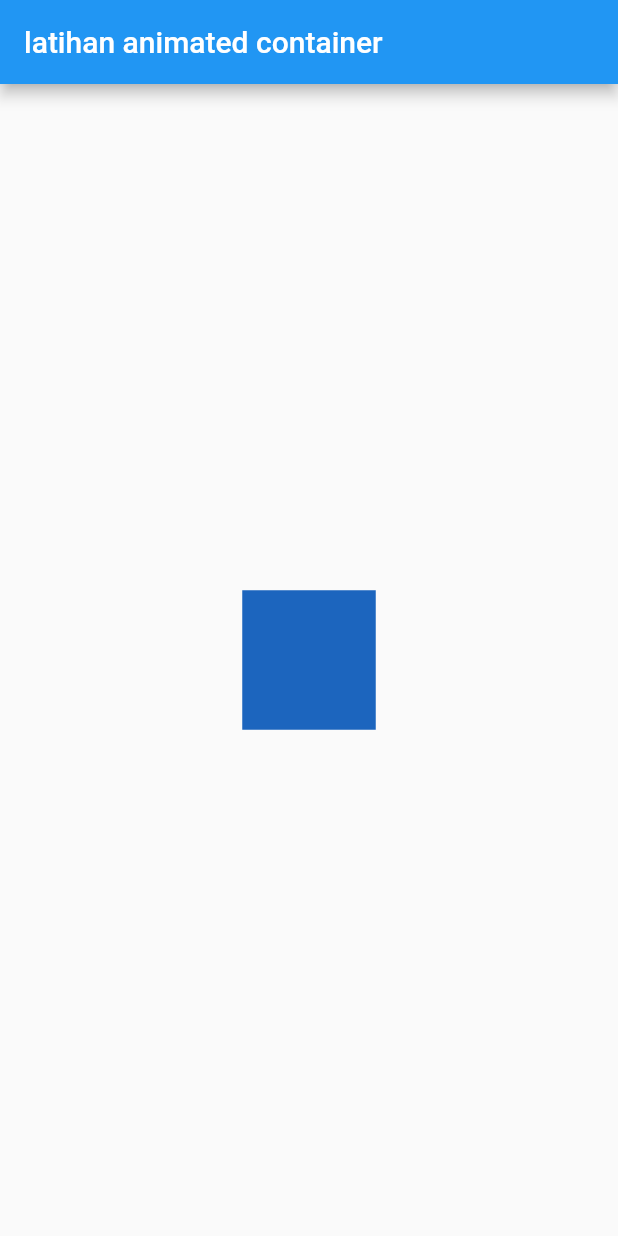
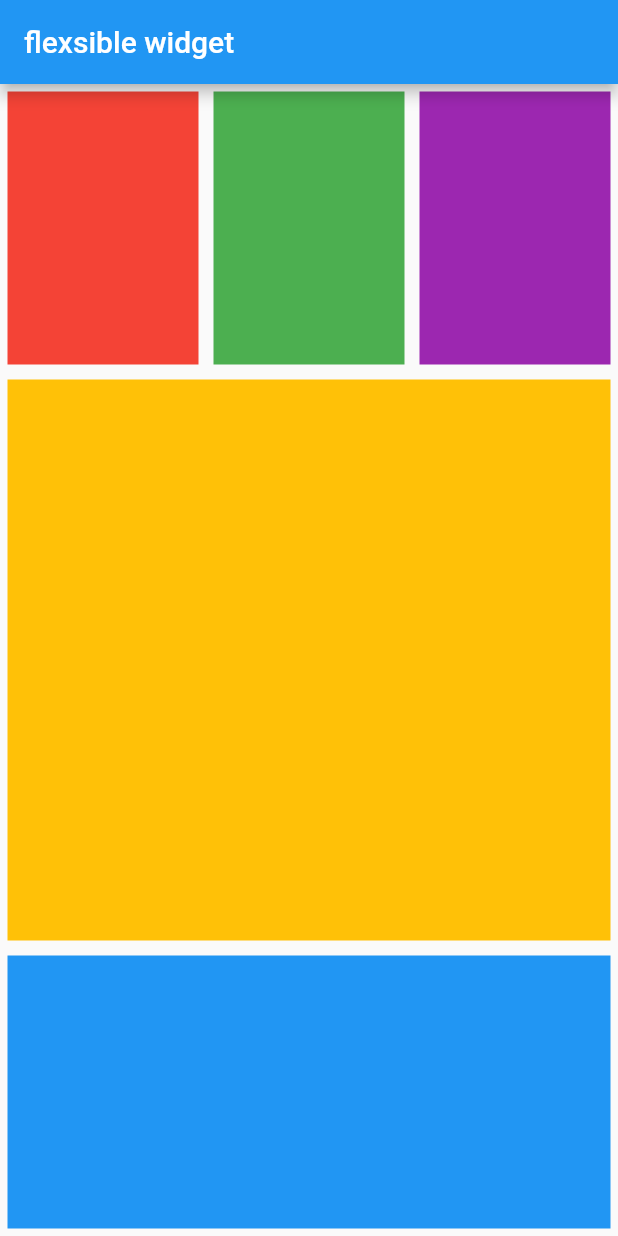
Before and after one commit to ikhsan15/my-flutter, a Flutter app: the screen it shows after launch, on a phone screen of 412 x 824 dp. Run offline on Flutter 3.47's test engine with Material 2 defaults, Android fonts, the phone set to English and light mode, and no system bars.

Commit message:
flexible widget

```diff
--- a/flutterku/lib/main.dart
+++ b/flutterku/lib/main.dart
@@ -1,6 +1,4 @@
 // ignore_for_file: prefer_const_literals_to_create_immutables
-
-import 'dart:math';
 
 import 'package:flutter/material.dart';
 
@@ -8,15 +6,8 @@ void main() {
   runApp(const MyApp());
 }
 
-class MyApp extends StatefulWidget {
+class MyApp extends StatelessWidget {
   const MyApp({Key? key}) : super(key: key);
-
-  @override
-  _MyAppState createState() => _MyAppState();
-}
-
-class _MyAppState extends State<MyApp> {
-  Random random = Random();
 
   @override
   Widget build(BuildContext context) {
@@ -24,25 +15,52 @@ class _MyAppState extends State<MyApp> {
       debugShowCheckedModeBanner: false,
       home: Scaffold(
         appBar: AppBar(
-          title: Text("latihan animated container"),
+          title: const Text("flexsible widget"),
         ),
-        body: Center(
-          child: GestureDetector(
-            onTap: () {
-              setState(() {});
-            },
-            child: AnimatedContainer(
-              color: Color.fromARGB(
-                255,
-                random.nextInt(256),
-                random.nextInt(256),
-                random.nextInt(256),
+        body: Column(
+          children: [
+            Flexible(
+              child: Row(
+                children: [
+                  Flexible(
+                    flex: 1,
+                    child: Container(
+                      color: Colors.red,
+                      margin: const EdgeInsets.all(5),
+                    ),
+                  ),
+                  Flexible(
+                    flex: 1,
+                    child: Container(
+                      color: Colors.green,
+                      margin: const EdgeInsets.all(5),
+                    ),
+                  ),
+                  Flexible(
+                    flex: 1,
+                    child: Container(
+                      color: Colors.purple,
+                      margin: const EdgeInsets.all(5),
+                    ),
+                  ),
+                ],
               ),
-              duration: Duration(seconds: 1),
-              width: 50.0 + random.nextInt(101),
-              height: 50.0 + random.nextInt(101),
             ),
-          ),
+            Flexible(
+              flex: 2,
+              child: Container(
+                color: Colors.amber,
+                margin: const EdgeInsets.all(5),
+              ),
+            ),
+            Flexible(
+              flex: 1,
+              child: Container(
+                color: Colors.blue,
+                margin: const EdgeInsets.all(5),
+              ),
+            ),
+          ],
         ),
       ),
     );
```
